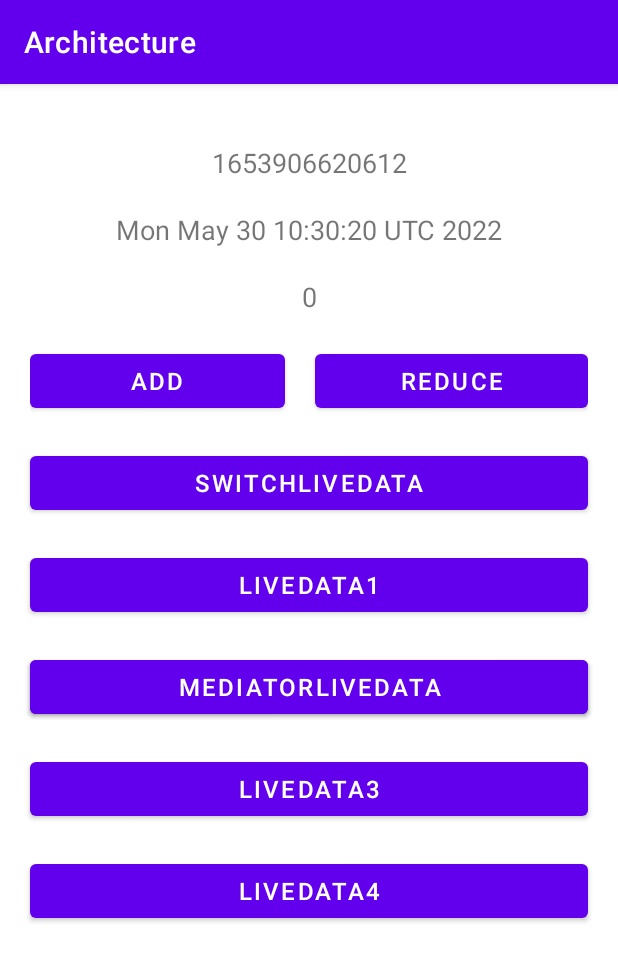
After one commit to 0pipi0/TextKotlinApplication, an Android app: the LiveDataActivity screen opened directly, with no data from a screen before it, on a phone screen of 412 x 824 dp. The commit adds this screen. Shown: the top 961 px of the screen. Run offline under Robolectric (Android 15) with nearby library versions, the phone set to English and light mode, and no system bars; our stand-ins replace data binding; 17 statements that could not run were skipped.

Commit message:
add architecture live data

```diff
--- a/architecture/src/main/AndroidManifest.xml
+++ b/architecture/src/main/AndroidManifest.xml
@@ -32,6 +32,9 @@
         <activity
             android:name=".databinding.DataBindingActivity"
             android:exported="false" />
+        <activity
+            android:name=".livedata.LiveDataActivity"
+            android:exported="false" />
     </application>
 
 </manifest>
--- a/architecture/src/main/java/com/martian/architecture/MainActivity.kt
+++ b/architecture/src/main/java/com/martian/architecture/MainActivity.kt
@@ -7,6 +7,7 @@ import androidx.appcompat.app.AppCompatActivity
 import com.google.android.material.snackbar.Snackbar
 import com.martian.architecture.databinding.ActivityMainBinding
 import com.martian.architecture.databinding.DataBindingActivity
+import com.martian.architecture.livedata.LiveDataActivity
 import com.martian.architecture.viewmodel.ViewModelActivity
 import com.martian.architecture.viewmodel.ViewModelFragmentActivity
 
@@ -48,5 +49,11 @@ class MainActivity : AppCompatActivity() {
 //        Toast.makeText(this,"data binding",Toast.LENGTH_SHORT).show()
         startActivity(Intent(this,DataBindingActivity::class.java))
     }
+    fun liveData(view: View) {
+//        Toast.makeText(this,"data binding",Toast.LENGTH_SHORT).show()
+        startActivity(Intent(this, LiveDataActivity::class.java))
+    }
+
+
 
 }
--- /dev/null
+++ b/architecture/src/main/java/com/martian/architecture/livedata/LiveDataActivity.kt
@@ -0,0 +1,64 @@
+package com.martian.architecture.livedata
+
+import androidx.appcompat.app.AppCompatActivity
+import android.os.Bundle
+import androidx.arch.core.util.Function
+import androidx.lifecycle.*
+import androidx.lifecycle.Transformations.switchMap
+import com.martian.architecture.R
+import com.martian.architecture.databinding.ActivityLiveDataBinding
+import com.martian.architecture.livedata.viewmodel.MViewModel
+
+class LiveDataActivity : AppCompatActivity() {
+    private lateinit var viewModel: MViewModel
+    private lateinit var binding: ActivityLiveDataBinding
+
+    override fun onCreate(savedInstanceState: Bundle?) {
+        super.onCreate(savedInstanceState)
+        binding = ActivityLiveDataBinding.inflate(layoutInflater)
+        setContentView(binding.root)
+        viewModel = ViewModelProvider(this).get(MViewModel::class.java)
+        binding.lifecycleOwner = this
+        binding.mViewModel = viewModel
+
+        viewModel.count.observe(this, Observer {
+            println("change:$it")
+        })
+        switchLiveData()
+        mediatorLiveData()
+    }
+
+    fun switchLiveData(){
+//        viewModel.liveData1.observe(this, Observer {
+//            println("switchLiveData-liveData1:$it")
+//        })
+//        viewModel.liveData2.observe(this, Observer {
+//            println("switchLiveData-liveData2:$it")
+//        })
+
+        switchMap(viewModel.switchLiveData){
+            println("switchMap:$it")
+            if(it){
+               viewModel.liveData1
+            }else{
+               viewModel.liveData2
+            }
+        }.observe(this, Observer {
+            println("switchLiveData-switchLiveData:$it")
+        })
+
+    }
+
+    fun mediatorLiveData(){
+        viewModel.mediatorLiveData.addSource(viewModel.liveData3) {
+            println("mediatorLiveData-liveData3:$it")
+        }
+        viewModel.mediatorLiveData.addSource(viewModel.liveData4){
+            println("mediatorLiveData-liveData4:$it")
+        }
+        viewModel.mediatorLiveData.observe(this, Observer {
+            println("mediatorLiveData-mediatorLiveData:$it")
+        })
+
+    }
+}
--- /dev/null
+++ b/architecture/src/main/java/com/martian/architecture/livedata/util/MyLiveData.kt
@@ -0,0 +1,18 @@
+package com.martian.architecture.livedata.util
+
+import androidx.lifecycle.LiveData
+
+/**
+ * Create by：Martian
+ * on 2022/5/30
+ */
+class MyLiveData : LiveData<Int>() {
+
+    override fun onActive() {
+        super.onActive()
+    }
+
+    override fun onInactive() {
+        super.onInactive()
+    }
+}
--- /dev/null
+++ b/architecture/src/main/java/com/martian/architecture/livedata/viewmodel/MViewModel.kt
@@ -0,0 +1,76 @@
+package com.martian.architecture.livedata.viewmodel
+
+import android.view.View
+import androidx.lifecycle.*
+import kotlinx.coroutines.delay
+import java.util.*
+import java.util.Observer
+
+/**
+ * Create by：Martian
+ * on 2022/5/30
+ */
+class MViewModel : ViewModel(){
+
+    var count:MutableLiveData<Int> = MutableLiveData<Int>()
+    var currentTime:LiveData<Long> = getCurrentTime()
+    var currentTimeFormate = currentTime.map {
+        timeStampToTime(it)
+    }
+    override fun onCleared() {
+        super.onCleared()
+    }
+
+    fun addCount(view: View){
+        count.value = (count.value?:0)+1
+    }
+
+    fun reduce(view: View){
+        count.value = (count.value?:0)-1
+    }
+
+     @JvmName("getCurrentTime1")
+     fun getCurrentTime():LiveData<Long> =
+        liveData {
+            while (true) {
+                emit(System.currentTimeMillis())
+                delay(1000)
+            }
+        }
+
+    private  fun timeStampToTime(timestamp: Long): String {
+        val date = Date(timestamp)
+        return date.toString()
+    }
+
+    var liveData1 : MutableLiveData<String> = MutableLiveData<String>()
+    var liveData2 : MutableLiveData<String> = MutableLiveData<String>()
+    var switchLiveData : MutableLiveData<Boolean> = MutableLiveData(false)
+
+    fun switchLiveDataF(view: View){
+        switchLiveData.value = !switchLiveData.value!!
+    }
+
+    fun liveData1F(view: View){
+        liveData1.value = "111111111111111"
+    }
+    fun liveData2F(view: View){
+        liveData2.value = "222222222222222"
+    }
+
+    var liveData3 : MutableLiveData<String> = MutableLiveData<String>()
+    var liveData4 : MutableLiveData<String> = MutableLiveData<String>()
+    var mediatorLiveData : MediatorLiveData<String> = MediatorLiveData<String>()
+
+    fun mediatorLiveDataF(view: View){
+        liveData3.value = "333333333333333"
+        liveData4.value = "444444444444444"
+    }
+
+    fun liveData3F(view: View){
+        liveData3.value = "333333333333333"
+    }
+    fun liveData4F(view: View){
+        liveData4.value = "444444444444444"
+    }
+}
--- /dev/null
+++ b/architecture/src/main/res/layout/activity_live_data.xml
@@ -0,0 +1,175 @@
+<?xml version="1.0" encoding="utf-8"?>
+<layout xmlns:android="http://schemas.android.com/apk/res/android"
+    xmlns:app="http://schemas.android.com/apk/res-auto"
+    xmlns:tools="http://schemas.android.com/tools">
+    <data>
+        <variable
+            name="mViewModel"
+            type="com.martian.architecture.livedata.viewmodel.MViewModel" />
+    </data>
+    <androidx.constraintlayout.widget.ConstraintLayout
+        android:layout_width="match_parent"
+        android:layout_height="match_parent"
+        tools:context=".livedata.LiveDataActivity">
+
+        <TextView
+            android:id="@+id/time"
+            android:layout_width="match_parent"
+            android:layout_height="wrap_content"
+            android:layout_marginStart="20dp"
+            android:layout_marginTop="40dp"
+            android:layout_marginEnd="20dp"
+            android:gravity="center"
+            android:textSize="18sp"
+            android:text="@{Long.toString(mViewModel.currentTime)}"
+            app:layout_constraintEnd_toEndOf="parent"
+            app:layout_constraintStart_toStartOf="parent"
+            app:layout_constraintTop_toTopOf="parent" />
+
+        <TextView
+            android:id="@+id/time_format"
+            android:layout_width="match_parent"
+            android:layout_height="wrap_content"
+            android:layout_marginStart="20dp"
+            android:layout_marginTop="20dp"
+            android:layout_marginEnd="20dp"
+            android:gravity="center"
+            android:textSize="18sp"
+            android:text="@{mViewModel.currentTimeFormate}"
+            app:layout_constraintEnd_toEndOf="parent"
+            app:layout_constraintStart_toStartOf="parent"
+            app:layout_constraintTop_toBottomOf="@+id/time" />
+
+        <TextView
+            android:id="@+id/textView2"
+            android:layout_width="match_parent"
+            android:layout_height="wrap_content"
+            android:layout_marginStart="20dp"
+            android:layout_marginTop="20dp"
+            android:layout_marginEnd="20dp"
+            android:gravity="center"
+            android:text="@{Integer.toString(mViewModel.count)}"
+            android:textSize="18sp"
+            app:layout_constraintEnd_toEndOf="parent"
+            app:layout_constraintStart_toStartOf="parent"
+            app:layout_constraintTop_toBottomOf="@+id/time_format" />
+
+        <LinearLayout
+            android:id="@+id/layout1"
+            android:layout_width="match_parent"
+            android:layout_height="wrap_content"
+            android:layout_marginStart="20dp"
+            android:layout_marginTop="20dp"
+            android:layout_marginEnd="20dp"
+            android:orientation="horizontal"
+            app:layout_constraintEnd_toEndOf="parent"
+            app:layout_constraintStart_toStartOf="parent"
+            app:layout_constraintTop_toBottomOf="@+id/textView2">
+
+            <Button
+                android:id="@+id/add"
+                android:layout_width="wrap_content"
+                android:layout_height="wrap_content"
+                android:layout_weight="1"
+                android:text="add"
+                android:textSize="16sp"
+                android:onClick="@{mViewModel.addCount}"/>
+
+            <Button
+                android:id="@+id/reduce"
+                android:layout_width="wrap_content"
+                android:layout_height="wrap_content"
+                android:layout_marginLeft="20dp"
+                android:layout_weight="1"
+                android:text="reduce"
+                android:textSize="16sp"
+                android:onClick="@{mViewModel.reduce}"/>
+        </LinearLayout>
+
+        <Button
+            android:id="@+id/switchLiveData"
+            android:layout_width="match_parent"
+            android:layout_height="wrap_content"
+            android:layout_marginStart="20dp"
+            android:layout_marginTop="20dp"
+            android:layout_marginEnd="20dp"
+            android:text="switchLiveData"
+            android:textSize="16sp"
+            android:onClick="@{mViewModel.switchLiveDataF}"
+            app:layout_constraintEnd_toEndOf="parent"
+            app:layout_constraintStart_toStartOf="parent"
+            app:layout_constraintTop_toBottomOf="@+id/layout1"/>
+        <Button
+            android:id="@+id/LiveData1"
+            android:layout_width="match_parent"
+            android:layout_height="wrap_content"
+            android:layout_marginStart="20dp"
+            android:layout_marginTop="20dp"
+            android:layout_marginEnd="20dp"
+            android:text="LiveData1"
+            android:textSize="16sp"
+            android:onClick="@{mViewModel.liveData1F}"
+            app:layout_constraintEnd_toEndOf="parent"
+            app:layout_constraintStart_toStartOf="parent"
+            app:layout_constraintTop_toBottomOf="@+id/switchLiveData"/>
+
+        <Button
+            android:id="@+id/LiveData2"
+            android:layout_width="match_parent"
+            android:layout_height="wrap_content"
+            android:layout_marginStart="20dp"
+            android:layout_marginTop="20dp"
+            android:layout_marginEnd="20dp"
+            android:text="LiveData2"
+            android:textSize="16sp"
+            android:onClick="@{mViewModel.liveData2F}"
+            app:layout_constraintEnd_toEndOf="parent"
+            app:layout_constraintStart_toStartOf="parent"
+            app:layout_constraintTop_toBottomOf="@+id/LiveData1"/>
+
+
+        <Button
+            android:id="@+id/mediatorLiveData"
+            android:layout_width="match_parent"
+            android:layout_height="wrap_content"
+            android:layout_marginStart="20dp"
+            android:layout_marginTop="20dp"
+            android:layout_marginEnd="20dp"
+            android:text="mediatorLiveData"
+            android:textSize="16sp"
+            android:onClick="@{mViewModel.mediatorLiveDataF}"
+            app:layout_constraintEnd_toEndOf="parent"
+            app:layout_constraintStart_toStartOf="parent"
+            app:layout_constraintTop_toBottomOf="@+id/LiveData1"/>
+        <Button
+            android:id="@+id/LiveData3"
+            android:layout_width="match_parent"
+            android:layout_height="wrap_content"
+            android:layout_marginStart="20dp"
+            android:layout_marginTop="20dp"
+            android:layout_marginEnd="20dp"
+            android:text="LiveData3"
+            android:textSize="16sp"
+            android:onClick="@{mViewModel.liveData3F}"
+            app:layout_constraintEnd_toEndOf="parent"
+            app:layout_constraintStart_toStartOf="parent"
+            app:layout_constraintTop_toBottomOf="@+id/mediatorLiveData"/>
+
+        <Button
+            android:id="@+id/LiveData4"
+            android:layout_width="match_parent"
+            android:layout_height="wrap_content"
+            android:layout_marginStart="20dp"
+            android:layout_marginTop="20dp"
+            android:layout_marginEnd="20dp"
+            android:text="LiveData4"
+            android:textSize="16sp"
+            android:onClick="@{mViewModel.liveData4F}"
+            app:layout_constraintEnd_toEndOf="parent"
+            app:layout_constraintStart_toStartOf="parent"
+            app:layout_constraintTop_toBottomOf="@+id/LiveData3"/>
+
+
+    </androidx.constraintlayout.widget.ConstraintLayout>
+
+</layout>
--- a/architecture/src/main/res/layout/content_scrolling.xml
+++ b/architecture/src/main/res/layout/content_scrolling.xml
@@ -42,6 +42,15 @@
             android:onClick="dataBinding"
             android:text="@string/data_binding" />
 
+        <Button
+            android:id="@+id/live_data"
+            android:layout_width="match_parent"
+            android:layout_height="wrap_content"
+            android:layout_marginBottom="@dimen/text_margin"
+            android:gravity="center"
+            android:onClick="liveData"
+            android:text="@string/live_data" />
+
 
 
     </androidx.appcompat.widget.LinearLayoutCompat>
--- a/architecture/src/main/res/values/strings.xml
+++ b/architecture/src/main/res/values/strings.xml
@@ -94,6 +94,7 @@
     <string name="view_model_activity">View_Model (Activity)</string>
     <string name="view_model_fargment">View_Model (Fragment)</string>
     <string name="data_binding">Data_Binding</string>
+    <string name="live_data">Live_Data</string>
     <string name="title_activity_view_model">ViewModelActivity</string>
     <!-- Strings used for fragments for navigation -->
     <string name="first_fragment_label">First Fragment</string>
```
